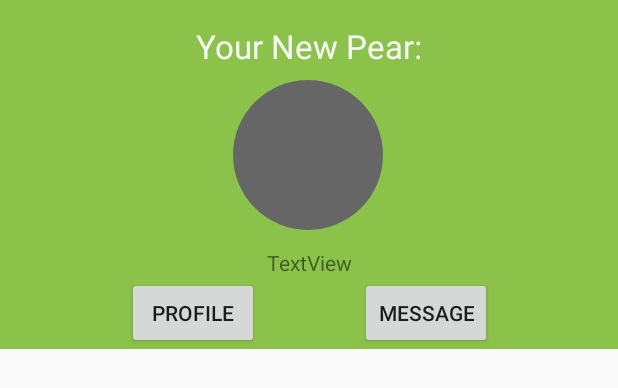
After one commit to pearsinapod/pearsApplication, an Android app: the layout popup_pear.xml on its own in the app's theme, with its tools: preview values and no code run, on a phone screen of 412 x 824 dp. The commit adds this screen. Shown: the top 388 px of the screen. Run offline under Robolectric (Android 15) with nearby library versions, the phone set to English and light mode, and no system bars.

Commit message:
aarushi - added popup to new pear

```diff
--- a/app/src/main/java/com/fb/pearsapplication/fragments/ChildPearFragment.java
+++ b/app/src/main/java/com/fb/pearsapplication/fragments/ChildPearFragment.java
@@ -60,7 +60,7 @@ public class ChildPearFragment extends Fragment {
         ParseFile profileImage = pearUser.getParseFile("profileImage");
         String profileImageString = pearUser.getString("profilePicString");
         if (profileImage != null) {
-            Glide.with(getContext()).load(profileImage).apply(RequestOptions.circleCropTransform()).into(ivPearPic);
+            Glide.with(getContext()).load(profileImage.getUrl()).apply(RequestOptions.circleCropTransform()).into(ivPearPic);
         } else if (profileImageString != null) {
             Glide.with(getContext()).load(profileImageString).apply(RequestOptions.circleCropTransform()).into(ivPearPic);
         } else {
--- /dev/null
+++ b/app/src/main/res/layout/popup_pear.xml
@@ -0,0 +1,81 @@
+<?xml version="1.0" encoding="utf-8"?>
+<androidx.constraintlayout.widget.ConstraintLayout xmlns:android="http://schemas.android.com/apk/res/android"
+    xmlns:app="http://schemas.android.com/apk/res-auto"
+    android:layout_width="match_parent"
+    android:layout_height="wrap_content"
+    android:background="#8BC34A">
+
+    <ImageView
+        android:id="@+id/ivPearPic"
+        android:layout_width="100dp"
+        android:layout_height="100dp"
+        android:layout_marginStart="8dp"
+        android:layout_marginLeft="8dp"
+        android:layout_marginTop="8dp"
+        android:layout_marginEnd="8dp"
+        android:layout_marginRight="8dp"
+        app:layout_constraintEnd_toEndOf="parent"
+        app:layout_constraintHorizontal_bias="0.498"
+        app:layout_constraintStart_toStartOf="parent"
+        app:layout_constraintTop_toBottomOf="@+id/tvCurrentPear"
+        app:srcCompat="@drawable/circle" />
+
+    <TextView
+        android:id="@+id/tvCurrentPear"
+        android:layout_width="wrap_content"
+        android:layout_height="wrap_content"
+        android:layout_marginStart="8dp"
+        android:layout_marginLeft="8dp"
+        android:layout_marginTop="16dp"
+        android:layout_marginEnd="8dp"
+        android:layout_marginRight="8dp"
+        android:shadowColor="#007E1414"
+        android:text="Your New Pear:"
+        android:textAllCaps="false"
+        android:textAppearance="@style/TextAppearance.AppCompat.Large"
+        android:textColor="#F7F7F7"
+        app:layout_constraintEnd_toEndOf="parent"
+        app:layout_constraintStart_toStartOf="parent"
+        app:layout_constraintTop_toTopOf="parent" />
+
+    <TextView
+        android:id="@+id/tvPearName"
+        android:layout_width="wrap_content"
+        android:layout_height="wrap_content"
+        android:layout_marginStart="8dp"
+        android:layout_marginLeft="8dp"
+        android:layout_marginTop="12dp"
+        android:layout_marginEnd="8dp"
+        android:layout_marginRight="8dp"
+        android:text="TextView"
+        app:layout_constraintEnd_toEndOf="parent"
+        app:layout_constraintStart_toStartOf="parent"
+        app:layout_constraintTop_toBottomOf="@+id/ivPearPic" />
+
+    <Button
+        android:id="@+id/btnViewProfile"
+        android:layout_width="wrap_content"
+        android:layout_height="wrap_content"
+        android:layout_marginStart="88dp"
+        android:layout_marginLeft="88dp"
+        android:layout_marginEnd="8dp"
+        android:layout_marginRight="8dp"
+        android:text="Profile"
+        app:layout_constraintEnd_toStartOf="@+id/btnMessage"
+        app:layout_constraintStart_toStartOf="parent"
+        app:layout_constraintTop_toBottomOf="@+id/tvPearName" />
+
+    <Button
+        android:id="@+id/btnMessage"
+        android:layout_width="wrap_content"
+        android:layout_height="wrap_content"
+        android:layout_marginStart="59dp"
+        android:layout_marginLeft="59dp"
+        android:layout_marginEnd="88dp"
+        android:layout_marginRight="88dp"
+        android:text="Message"
+        app:layout_constraintEnd_toEndOf="parent"
+        app:layout_constraintStart_toEndOf="@+id/btnViewProfile"
+        app:layout_constraintTop_toBottomOf="@+id/tvPearName" />
+
+</androidx.constraintlayout.widget.ConstraintLayout>
```
Also changed, not shown: app/src/main/java/com/fb/pearsapplication/fragments/ChildPearButtonFragment.java (+54 -2 lines).
